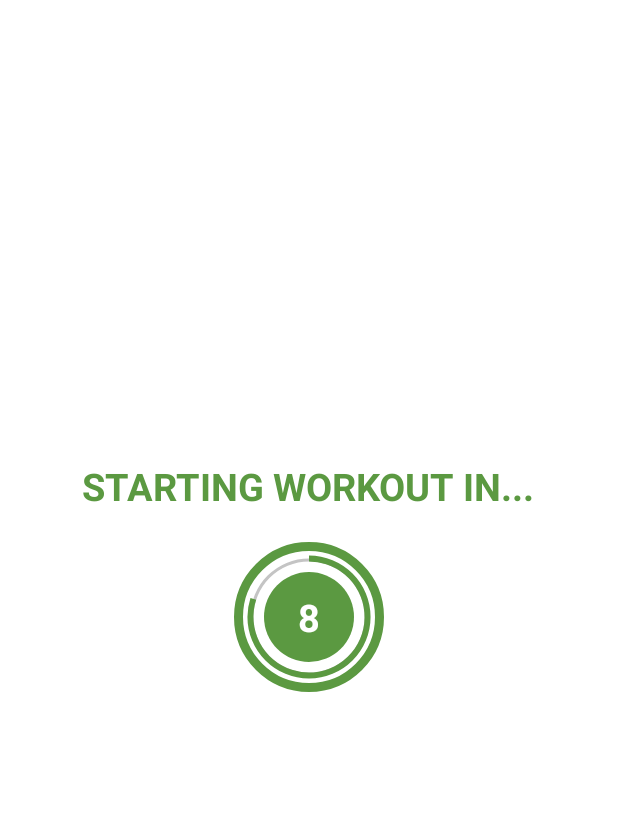
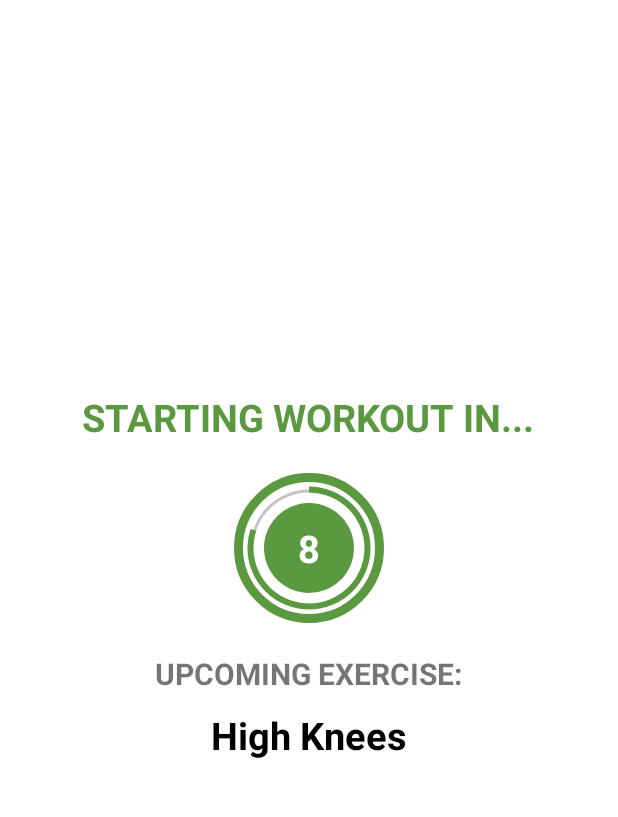
Before and after one commit to kuya32/10-Minute-Workout, an Android app: the ExerciseActivity screen opened directly, with no data from a screen before it, on a phone screen of 412 x 824 dp, the part 84-901 px from its top. Run offline under Robolectric (Android 15) with nearby library versions, the phone set to English and light mode, and no system bars.

Commit message:
Workout consists of 20 workouts. Inbetween each workout is a rest period where the screen also informs the user about the next exercise. Media sound effects were add to indicate the start and end of exercise.

```diff
--- a/app/src/main/java/com/macode/a10minuteworkout/ExerciseActivity.kt
+++ b/app/src/main/java/com/macode/a10minuteworkout/ExerciseActivity.kt
@@ -1,15 +1,21 @@
 package com.macode.a10minuteworkout
 
+import android.media.MediaPlayer
 import androidx.appcompat.app.AppCompatActivity
 import android.os.Bundle
 import android.os.CountDownTimer
+import android.speech.tts.TextToSpeech
+import android.util.Log
 import android.view.View
 import android.widget.Toast
 import androidx.appcompat.widget.Toolbar
 import com.macode.a10minuteworkout.databinding.ActivityExerciseBinding
 import com.macode.a10minuteworkout.databinding.MainToolbarBinding
+import java.lang.Exception
+import java.util.*
+import kotlin.collections.ArrayList
 
-class ExerciseActivity : AppCompatActivity() {
+class ExerciseActivity : AppCompatActivity() , TextToSpeech.OnInitListener {
 
     private lateinit var binding: ActivityExerciseBinding
     private var restTimer: CountDownTimer? = null
@@ -19,6 +25,9 @@ class ExerciseActivity : AppCompatActivity() {
 
     private var exerciseList: ArrayList<ExerciseModel>? = null
     private var currentExercisePosition = -1
+
+    private var tts: TextToSpeech? = null
+    private var player: MediaPlayer? = null
 
     override fun onCreate(savedInstanceState: Bundle?) {
         super.onCreate(savedInstanceState)
@@ -33,9 +42,11 @@ class ExerciseActivity : AppCompatActivity() {
             onBackPressed()
         }
 
+        tts = TextToSpeech(this, this)
+
+        exerciseList = Exercises.defaultExerciseList()
         setUpRestView()
 
-        exerciseList = Exercises.defaultExerciseList()
     }
 
     override fun onDestroy() {
@@ -43,6 +54,21 @@ class ExerciseActivity : AppCompatActivity() {
             restTimer!!.cancel()
             restProgress = 0
         }
+
+        if (exerciseTimer != null) {
+            exerciseTimer!!.cancel()
+            exerciseProgress = 0
+        }
+
+        if (tts != null) {
+            tts!!.stop()
+            tts!!.shutdown()
+        }
+
+        if (player != null) {
+            player!!.stop()
+        }
+
         super.onDestroy()
     }
 
@@ -53,6 +79,15 @@ class ExerciseActivity : AppCompatActivity() {
                 restProgress++
                 binding.countdownProgressBar.progress = 10 - restProgress
                 binding.countdownTimer.text = (10 - restProgress).toString()
+                try {
+                    player = MediaPlayer.create(applicationContext, R.raw.beep)
+                    player!!.isLooping = false
+                    if (restProgress in 7..10) {
+                        player!!.start()
+                    }
+                } catch (e: Exception) {
+                    e.printStackTrace()
+                }
             }
 
             override fun onFinish() {
@@ -63,11 +98,19 @@ class ExerciseActivity : AppCompatActivity() {
     }
 
     private fun setUpRestView() {
+        binding.linearExercise.visibility = View.GONE
+        binding.linearCountdown.visibility = View.VISIBLE
+
         if (restTimer != null) {
             restTimer!!.cancel()
             restProgress = 0
         }
 
+        if (currentExercisePosition > -1) {
+            binding.introRestText.text = "Rest"
+        }
+
+        binding.upcomingExerciseName.text = exerciseList!![currentExercisePosition + 1].getName()
         setRestProgressBar()
     }
     private fun setExerciseProgressBar() {
@@ -77,10 +120,23 @@ class ExerciseActivity : AppCompatActivity() {
                 exerciseProgress++
                 binding.exerciseProgressBar.progress = 30 - exerciseProgress
                 binding.exerciseTimer.text = (30 - exerciseProgress).toString()
+                try {
+                    player = MediaPlayer.create(applicationContext, R.raw.beep)
+                    player!!.isLooping = false
+                    if (exerciseProgress in 27..30) {
+                        player!!.start()
+                    }
+                } catch (e: Exception) {
+                    e.printStackTrace()
+                }
             }
 
             override fun onFinish() {
-                Toast.makeText(this@ExerciseActivity, "Let's go!", Toast.LENGTH_SHORT).show()
+                if (currentExercisePosition < exerciseList?.size!! - 1) {
+                    setUpRestView()
+                } else {
+                    Toast.makeText(this@ExerciseActivity, "Well done!", Toast.LENGTH_SHORT).show()
+                }
             }
         }.start()
     }
@@ -94,7 +150,27 @@ class ExerciseActivity : AppCompatActivity() {
             exerciseProgress = 0
         }
 
+        speakOut(exerciseList!![currentExercisePosition].getName())
+
         setExerciseProgressBar()
+
+        binding.exerciseImage.setImageResource(exerciseList!![currentExercisePosition].getImage())
+        binding.exerciseName.text = exerciseList!![currentExercisePosition].getName()
+    }
+
+    override fun onInit(status: Int) {
+        if (status == TextToSpeech.SUCCESS) {
+            val result = tts!!.setLanguage(Locale.US)
+            if (result == TextToSpeech.LANG_MISSING_DATA || result == TextToSpeech.LANG_NOT_SUPPORTED) {
+                Log.e("TTS", "The language specified is not supported!")
+            }
+        } else {
+            Log.e("TTS", "Initialization failed!")
+        }
+    }
+
+    private fun speakOut(text: String) {
+        tts!!.speak(text, TextToSpeech.QUEUE_FLUSH, null, "")
     }
 
 }
--- a/app/src/main/java/com/macode/a10minuteworkout/Exercises.kt
+++ b/app/src/main/java/com/macode/a10minuteworkout/Exercises.kt
@@ -14,7 +14,7 @@ class Exercises {
             )
 
             val sideLunges = ExerciseModel(
-                1,
+                2,
                 "Alternating Side Lunges",
                 R.drawable.side_lunge,
                 false,
@@ -22,7 +22,7 @@ class Exercises {
             )
 
             val lunges = ExerciseModel(
-                1,
+                3,
                 "Alternating Lunges",
                 R.drawable.lunges,
                 false,
@@ -30,7 +30,7 @@ class Exercises {
             )
 
             val gobletSquat = ExerciseModel(
-                1,
+                4,
                 "Goblet Squat",
                 R.drawable.goblet_squat,
                 false,
@@ -38,7 +38,7 @@ class Exercises {
             )
 
             val wallSit = ExerciseModel(
-                1,
+                5,
                 "Wall Sit",
                 R.drawable.ic_wall_sit,
                 false,
@@ -46,14 +46,14 @@ class Exercises {
             )
 
             val hydrantLeft = ExerciseModel(
-                1,
+                6,
                 "Hydrant - Left",
                 R.drawable.hydrants,
                 false,
                 false
             )
             val hydrantRight = ExerciseModel(
-                1,
+                7,
                 "Hydrant - Right",
                 R.drawable.hydrants,
                 false,
@@ -62,7 +62,7 @@ class Exercises {
 
 
             val plank = ExerciseModel(
-                1,
+                8,
                 "Plank",
                 R.drawable.plank,
                 false,
@@ -70,7 +70,7 @@ class Exercises {
             )
 
             val supermans = ExerciseModel(
-                1,
+                9,
                 "Supermans",
                 R.drawable.supermans,
                 false,
@@ -78,7 +78,7 @@ class Exercises {
             )
 
             val mountainClimbers = ExerciseModel(
-                1,
+                10,
                 "Mountain Climbers",
                 R.drawable.mountain_climbers,
                 false,
@@ -86,7 +86,7 @@ class Exercises {
             )
 
             val backLegLiftLeft = ExerciseModel(
-                1,
+                11,
                 "Plank Single Back Leg Lift - Left",
                 R.drawable.back_leg_lift,
                 false,
@@ -94,7 +94,7 @@ class Exercises {
             )
 
             val backLegLiftRight = ExerciseModel(
-                1,
+                12,
                 "Plank Single Back Leg Lift - Right",
                 R.drawable.back_leg_lift,
                 false,
@@ -102,7 +102,7 @@ class Exercises {
             )
 
             val abWheel = ExerciseModel(
-                1,
+                13,
                 "Ab Wheel",
                 R.drawable.ab_wheel,
                 false,
@@ -110,7 +110,7 @@ class Exercises {
             )
 
             val crabToe = ExerciseModel(
-                1,
+                14,
                 "Crab Toe Touch",
                 R.drawable.crab_toe_touches,
                 false,
@@ -118,7 +118,7 @@ class Exercises {
             )
 
             val bicycle = ExerciseModel(
-                1,
+                15,
                 "Bicycle Crunches",
                 R.drawable.bicycle_crunch,
                 false,
@@ -126,7 +126,7 @@ class Exercises {
             )
 
             val bridge = ExerciseModel(
-                1,
+                16,
                 "Bridges",
                 R.drawable.bridge,
                 false,
@@ -134,7 +134,7 @@ class Exercises {
             )
 
             val jackKnife = ExerciseModel(
-                1,
+                17,
                 "Jack Knife Crunches",
                 R.drawable.jacknife_toe_touches,
                 false,
@@ -142,7 +142,7 @@ class Exercises {
             )
 
             val singleLegBridgeLeft = ExerciseModel(
-                1,
+                18,
                 "Single Leg Bridge - Left",
                 R.drawable.single_leg_bridge,
                 false,
@@ -150,7 +150,7 @@ class Exercises {
             )
 
             val singleLegBridgeRight = ExerciseModel(
-                1,
+                19,
                 "Single Leg Bridge - Right",
                 R.drawable.single_leg_bridge,
                 false,
@@ -158,7 +158,7 @@ class Exercises {
             )
 
             val russianTwists = ExerciseModel(
-                1,
+                20,
                 "Russian Twists",
                 R.drawable.russian_twist,
                 false,
--- a/app/src/main/res/layout/activity_exercise.xml
+++ b/app/src/main/res/layout/activity_exercise.xml
@@ -17,13 +17,14 @@
         android:gravity="center"
         android:orientation="vertical"
         android:visibility="visible"
-        tools:visibility="invisible"
         app:layout_constraintBottom_toBottomOf="parent"
         app:layout_constraintEnd_toEndOf="parent"
         app:layout_constraintStart_toStartOf="parent"
-        app:layout_constraintTop_toBottomOf="@+id/exerciseToolbar" >
+        app:layout_constraintTop_toBottomOf="@+id/exerciseToolbar"
+        tools:visibility="visible">
 
         <TextView
+            android:id="@+id/introRestText"
             android:layout_width="wrap_content"
             android:layout_height="wrap_content"
             android:text="Starting workout in..."
@@ -36,13 +37,13 @@
             android:layout_width="100dp"
             android:layout_height="100dp"
             android:layout_marginTop="20dp"
-            android:background="@drawable/item_circular_color_accent_border" >
+            android:background="@drawable/item_circular_color_accent_border">
 
             <ProgressBar
                 android:id="@+id/countdownProgressBar"
+                style="?android:attr/progressBarStyleHorizontal"
                 android:layout_width="100dp"
                 android:layout_height="100dp"
-                style="?android:attr/progressBarStyleHorizontal"
                 android:layout_gravity="center"
                 android:background="@drawable/circular_progress_gray"
                 android:indeterminate="false"
@@ -55,19 +56,40 @@
                 android:layout_width="60dp"
                 android:layout_height="60dp"
                 android:layout_gravity="center"
-                android:gravity="center"
-                android:background="@drawable/item_circular_color_accent_background" >
+                android:background="@drawable/item_circular_color_accent_background"
+                android:gravity="center">
 
                 <TextView
                     android:id="@+id/countdownTimer"
                     android:layout_width="wrap_content"
                     android:layout_height="wrap_content"
+                    android:text="10"
                     android:textColor="@color/white"
                     android:textSize="25sp"
-                    android:textStyle="bold"
-                    android:text="10" />
+                    android:textStyle="bold" />
             </LinearLayout>
         </FrameLayout>
+
+        <TextView
+            android:id="@+id/upcomingExerciseText"
+            android:layout_width="wrap_content"
+            android:layout_height="wrap_content"
+            android:layout_marginTop="20dp"
+            android:text="Upcoming exercise:"
+            android:textAllCaps="true"
+            android:textSize="20sp"
+            android:textStyle="bold" />
+
+        <TextView
+            android:id="@+id/upcomingExerciseName"
+            android:layout_width="wrap_content"
+            android:layout_height="wrap_content"
+            android:layout_marginTop="10dp"
+            android:gravity="center"
+            android:text="Exercise"
+            android:textColor="@color/black"
+            android:textSize="25sp"
+            android:textStyle="bold" />
     </LinearLayout>
 
     <LinearLayout
@@ -77,28 +99,30 @@
         android:gravity="center"
         android:orientation="vertical"
         android:visibility="gone"
-        tools:visibility="visible"
         app:layout_constraintBottom_toBottomOf="parent"
         app:layout_constraintEnd_toEndOf="parent"
         app:layout_constraintStart_toStartOf="parent"
-        app:layout_constraintTop_toBottomOf="@+id/exerciseToolbar" >
+        app:layout_constraintTop_toBottomOf="@+id/exerciseToolbar"
+        tools:visibility="visible">
 
         <ImageView
             android:id="@+id/exerciseImage"
             android:layout_width="wrap_content"
             android:layout_height="wrap_content"
-            android:src="@drawable/ic_wall_sit"
+            android:maxWidth="375dp"
+            android:maxHeight="375dp"
             android:minWidth="100dp"
             android:minHeight="100dp"
-            android:maxWidth="375dp"
-            android:maxHeight="375dp" />
+            android:scaleType="fitCenter"
+            android:src="@drawable/high_knees" />
 
         <TextView
             android:id="@+id/exerciseName"
             android:layout_width="wrap_content"
             android:layout_height="wrap_content"
+            android:layout_marginTop="20dp"
+            android:gravity="center"
             android:text="Workout"
-            android:layout_marginTop="20dp"
             android:textAllCaps="true"
             android:textColor="@color/green"
             android:textSize="22sp"
@@ -108,13 +132,13 @@
             android:layout_width="100dp"
             android:layout_height="100dp"
             android:layout_marginTop="20dp"
-            android:background="@drawable/item_circular_color_accent_border" >
+            android:background="@drawable/item_circular_color_accent_border">
 
             <ProgressBar
                 android:id="@+id/exerciseProgressBar"
+                style="?android:attr/progressBarStyleHorizontal"
                 android:layout_width="100dp"
                 android:layout_height="100dp"
-                style="?android:attr/progressBarStyleHorizontal"
                 android:layout_gravity="center"
                 android:background="@drawable/circular_progress_gray"
                 android:indeterminate="false"
@@ -127,17 +151,17 @@
                 android:layout_width="60dp"
                 android:layout_height="60dp"
                 android:layout_gravity="center"
-                android:gravity="center"
-                android:background="@drawable/item_circular_color_accent_background" >
+                android:background="@drawable/item_circular_color_accent_background"
+                android:gravity="center">
 
                 <TextView
                     android:id="@+id/exerciseTimer"
                     android:layout_width="wrap_content"
                     android:layout_height="wrap_content"
+                    android:text="10"
                     android:textColor="@color/white"
                     android:textSize="25sp"
-                    android:textStyle="bold"
-                    android:text="10" />
+                    android:textStyle="bold" />
             </LinearLayout>
         </FrameLayout>
     </LinearLayout>
--- a/app/src/main/res/layout/activity_main.xml
+++ b/app/src/main/res/layout/activity_main.xml
@@ -11,6 +11,7 @@
         android:layout_width="match_parent"
         android:layout_height="325dp"
         android:contentDescription="logo image"
+        android:layout_marginTop="75dp"
         android:src="@drawable/logo"
         app:layout_constraintEnd_toEndOf="parent"
         app:layout_constraintStart_toStartOf="parent"
```
Also changed, not shown: app/src/main/res/drawable/situp.png (renamed from app/src/main/res/drawable/sitUp.png), 1 other file.
